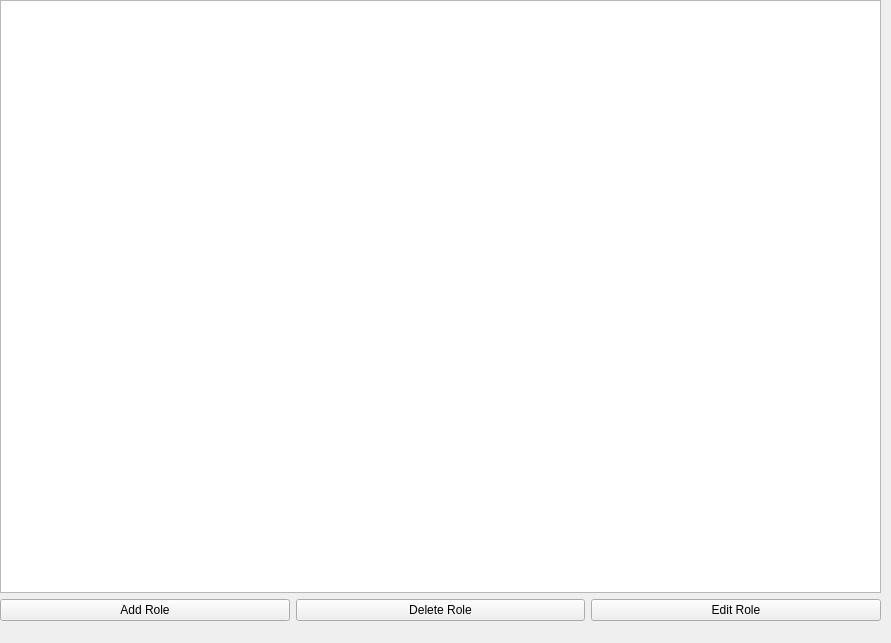
KaleTEvans/QTEmployeeTracker, file roles.ui: the form before one commit.
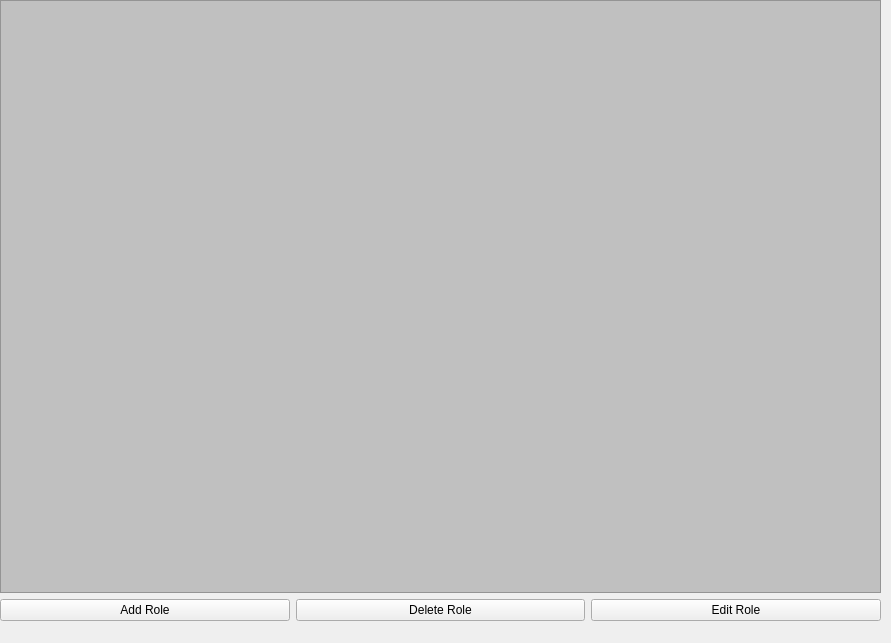
The form after the commit.

Commit message: added role table and ability to add role

Diff of the .ui file:
```diff
--- a/roles.ui
+++ b/roles.ui
@@ -25,6 +25,16 @@
    <layout class="QVBoxLayout" name="verticalLayout">
     <item>
      <widget class="QTableWidget" name="tableWidget">
+      <property name="styleSheet">
+       <string notr="true">QTableWidget {
+background-color: #C0C0C0;
+alternate-background-color: #606060;
+selection-background-color: #282828;
+}</string>
+      </property>
+      <property name="alternatingRowColors">
+       <bool>true</bool>
+      </property>
       <attribute name="horizontalHeaderDefaultSectionSize">
        <number>200</number>
       </attribute>
```
The commit also changes 10 other files.
